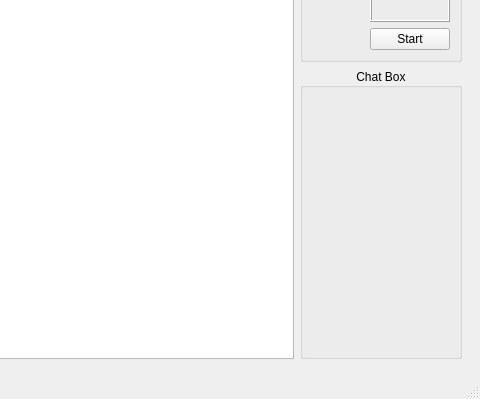
First picture: the form in game/game.ui, repository hiteshk-itis/newSnakeGame, before the edit; both pictures show x 428 to 908 and y 248 to 647 of the 908 by 647 pixel window.
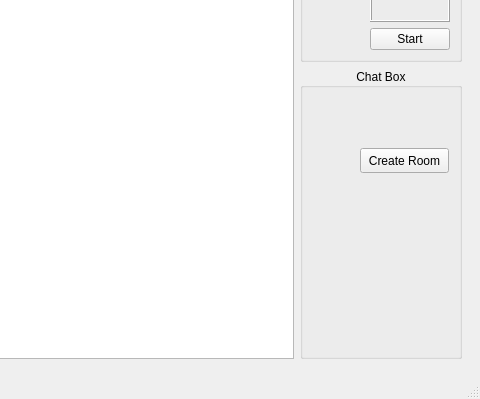
Second picture: the form after the edit. Custom widgets are drawn as their Qt base class.

Diff of the .ui file:
```diff
--- a/game/game.ui
+++ b/game/game.ui
@@ -36,6 +36,19 @@
           <property name="checkable">
            <bool>false</bool>
           </property>
+          <widget class="QPushButton" name="pushButton_createRoom">
+           <property name="geometry">
+            <rect>
+             <x>60</x>
+             <y>80</y>
+             <width>89</width>
+             <height>25</height>
+            </rect>
+           </property>
+           <property name="text">
+            <string>Create Room</string>
+           </property>
+          </widget>
          </widget>
         </item>
         <item row="0" column="1">
```
Left out of the diff: 2 changed lines with no effect on the pictures.
